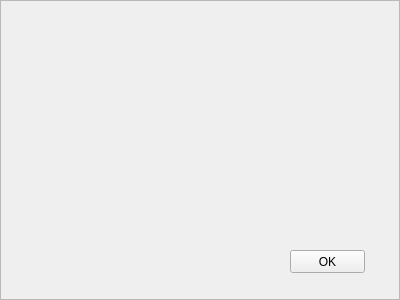
Above: Pilocik/pluginswindow.ui from dotevo/Pilocik before the change. Below: the same form after it.
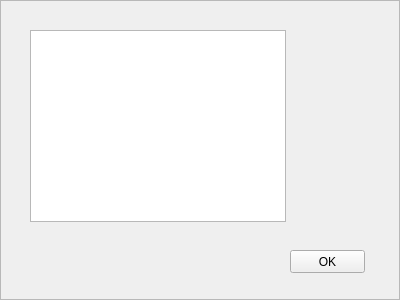
That is the form after the change. Custom widgets are drawn as their Qt base class.

```diff
--- a/Pilocik/pluginswindow.ui
+++ b/Pilocik/pluginswindow.ui
@@ -32,7 +32,24 @@
     <string>OK</string>
    </property>
   </widget>
+  <widget class="PluginListWidget" name="listWidget">
+   <property name="geometry">
+    <rect>
+     <x>30</x>
+     <y>30</y>
+     <width>256</width>
+     <height>192</height>
+    </rect>
+   </property>
+  </widget>
  </widget>
+ <customwidgets>
+  <customwidget>
+   <class>PluginListWidget</class>
+   <extends>QListWidget</extends>
+   <header>pluginswindow.h</header>
+  </customwidget>
+ </customwidgets>
  <resources/>
  <connections/>
 </ui>
```
